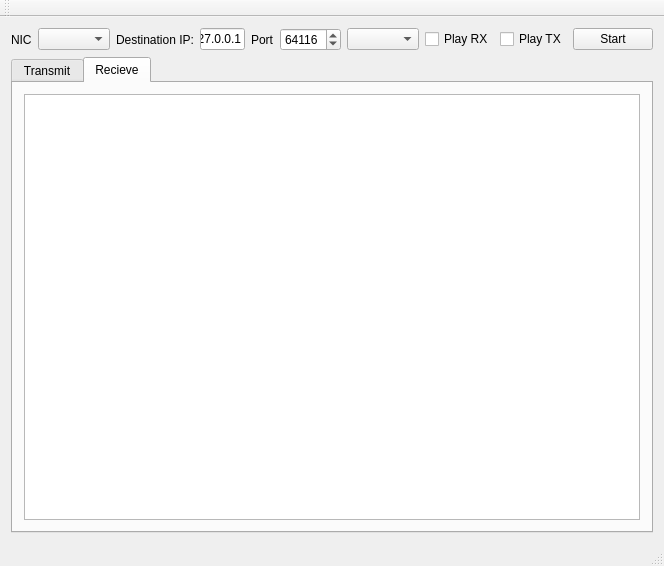
This is src/mainwindow.ui in ETCLabs/UDPMidiTest as Qt 5 draws it before an edit. The edited form follows.
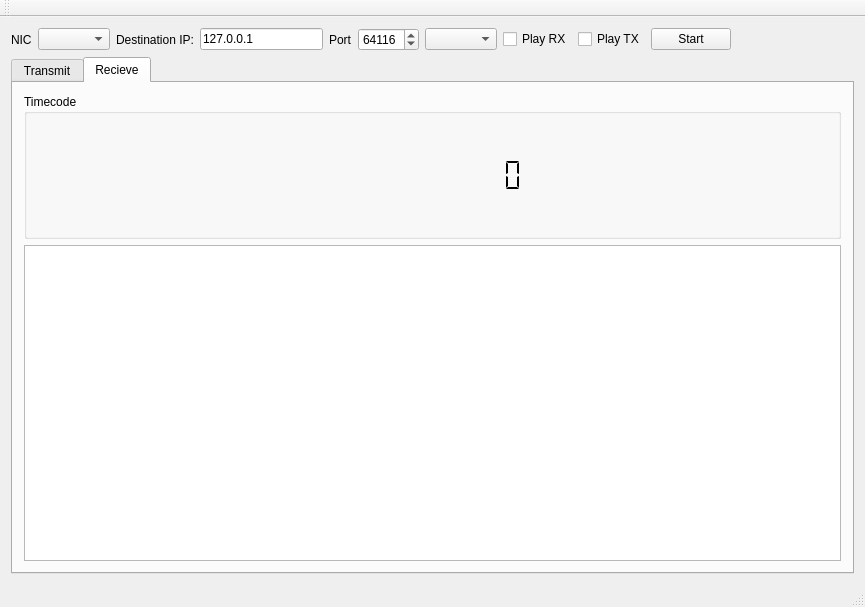
This is the edited form. The open tabs and pages were chosen to show the change. Custom widgets are drawn as their Qt base class.

Commit message:
Add dedicated display for Midi Timecode
Doesn't yet support quarter frames, just sysex messages

Patch:
```diff
--- a/src/mainwindow.ui
+++ b/src/mainwindow.ui
@@ -6,8 +6,8 @@
    <rect>
     <x>0</x>
     <y>0</y>
-    <width>664</width>
-    <height>566</height>
+    <width>865</width>
+    <height>607</height>
    </rect>
   </property>
   <property name="windowTitle">
@@ -256,6 +256,66 @@
         <string>Recieve</string>
        </attribute>
        <layout class="QVBoxLayout" name="verticalLayout_2">
+        <item>
+         <widget class="QGroupBox" name="groupBox_2">
+          <property name="title">
+           <string>Timecode</string>
+          </property>
+          <layout class="QHBoxLayout" name="horizontalLayout">
+           <item>
+            <spacer name="horizontalSpacer_2">
+             <property name="orientation">
+              <enum>Qt::Horizontal</enum>
+             </property>
+             <property name="sizeHint" stdset="0">
+              <size>
+               <width>40</width>
+               <height>20</height>
+              </size>
+             </property>
+            </spacer>
+           </item>
+           <item>
+            <widget class="QLCDNumber" name="nTimecode">
+             <property name="minimumSize">
+              <size>
+               <width>200</width>
+               <height>100</height>
+              </size>
+             </property>
+             <property name="frameShape">
+              <enum>QFrame::NoFrame</enum>
+             </property>
+             <property name="smallDecimalPoint">
+              <bool>false</bool>
+             </property>
+             <property name="digitCount">
+              <number>11</number>
+             </property>
+             <property name="mode">
+              <enum>QLCDNumber::Dec</enum>
+             </property>
+             <property name="segmentStyle">
+              <enum>QLCDNumber::Flat</enum>
+             </property>
+            </widget>
+           </item>
+           <item>
+            <spacer name="horizontalSpacer_3">
+             <property name="orientation">
+              <enum>Qt::Horizontal</enum>
+             </property>
+             <property name="sizeHint" stdset="0">
+              <size>
+               <width>40</width>
+               <height>20</height>
+              </size>
+             </property>
+            </spacer>
+           </item>
+          </layout>
+         </widget>
+        </item>
         <item>
          <widget class="QListWidget" name="lvRxMessages"/>
         </item>
```
Left out of the diff: 8 changed lines with no effect on the pictures. The commit also changes 2 other files.
